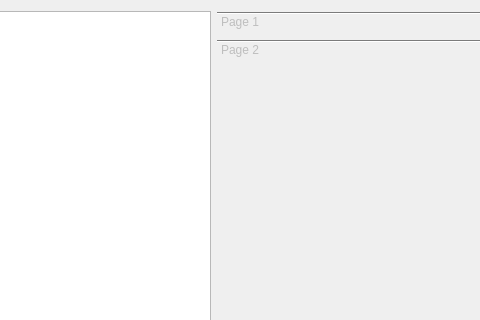
Before: the Qt Designer form haystack/gui/memmaptab.ui in trolldbois/python-haystack, drawn with Qt 5; both pictures show x 362 to 842 and y 0 to 320 of the 1151 by 528 pixel window.
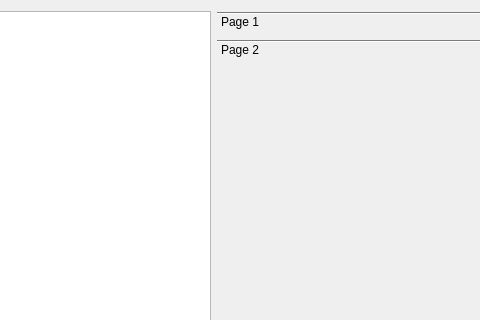
After: the same form once the commit is applied. The open tabs and pages were chosen to show the change.

Diff of the .ui file:
```diff
--- a/haystack/gui/memmaptab.ui
+++ b/haystack/gui/memmaptab.ui
@@ -30,7 +30,7 @@
    <item row="0" column="1">
     <widget class="QToolBox" name="tab_search_structures">
      <property name="enabled">
-      <bool>false</bool>
+      <bool>true</bool>
      </property>
      <property name="sizePolicy">
       <sizepolicy hsizetype="Preferred" vsizetype="Preferred">
```
Left out of the diff: 7 changed lines with no effect on the pictures.
